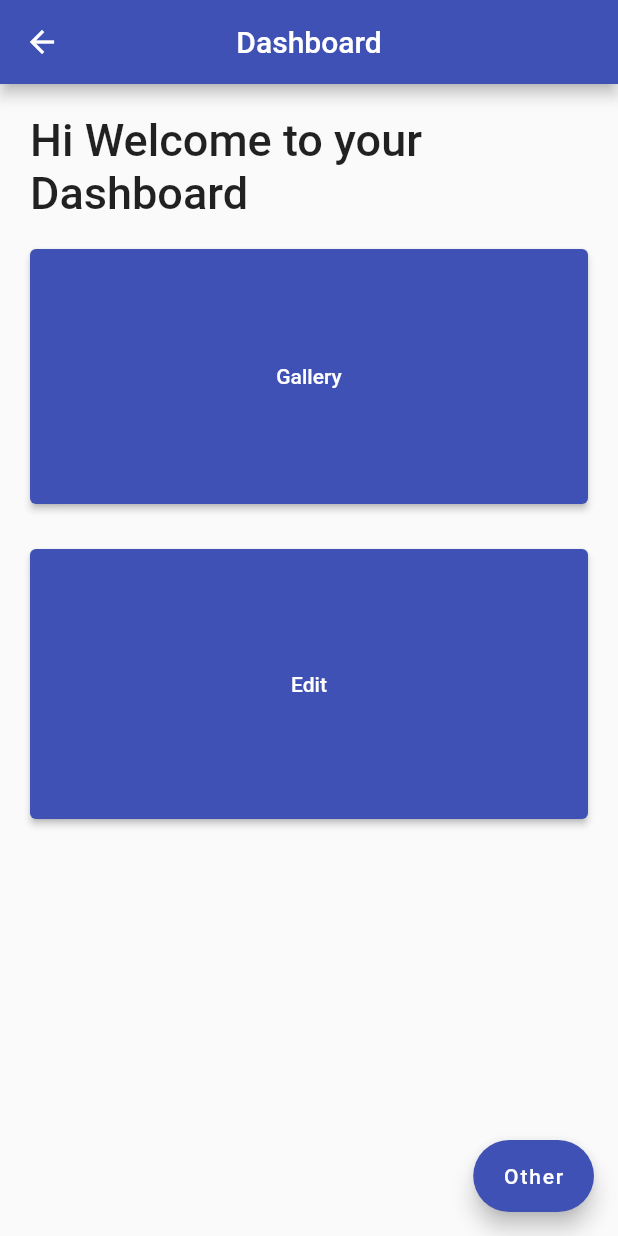
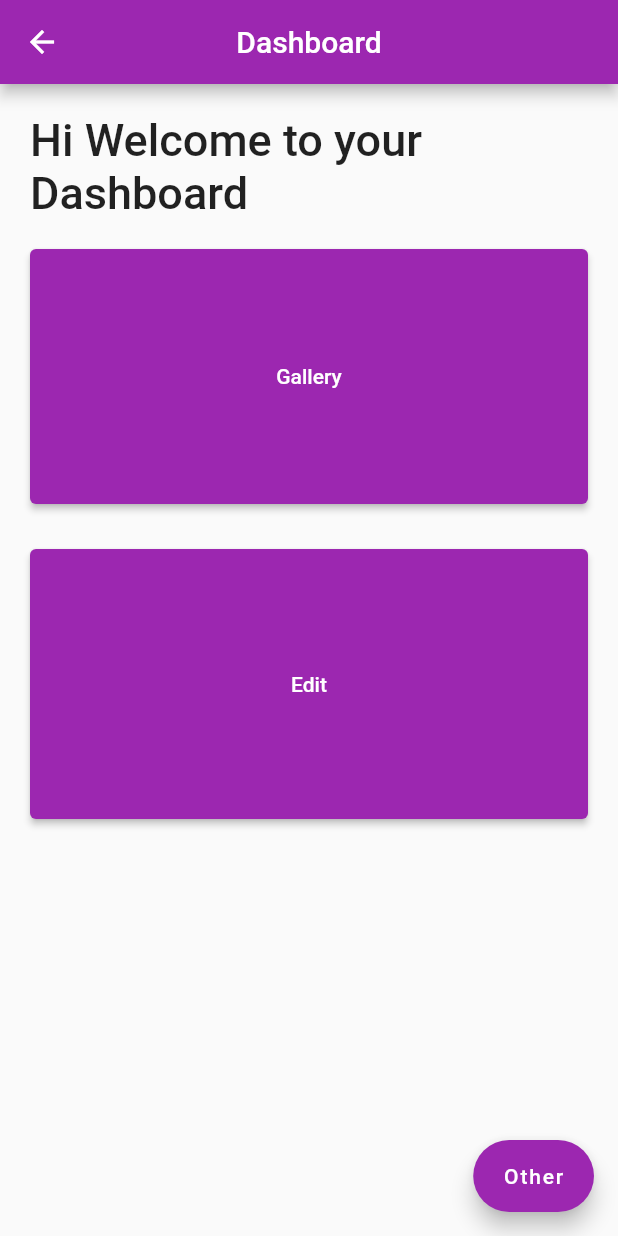
Before and after one commit to PeisoSimone/peiso-simone-module-4, a Flutter app: the screen it shows after launch, after a tap on "Login", on a phone screen of 412 x 824 dp. Run offline on Flutter 3.47's test engine with Material 2 defaults, Android fonts, the phone set to English and light mode, and no system bars; our stand-ins replace animated_splash_screen, lottie, page_transition.

Commit message:
Theme changed

```diff
--- a/mtnapp4/lib/main.dart
+++ b/mtnapp4/lib/main.dart
@@ -15,7 +15,7 @@ class MyApp extends StatelessWidget {
       debugShowCheckedModeBanner: false,
       title: 'InnoTekSo',
       theme: ThemeData(
-        primarySwatch: Colors.indigo,
+        primarySwatch: Colors.purple,
       ),
       home: const SplashScreen(),
     );
```
